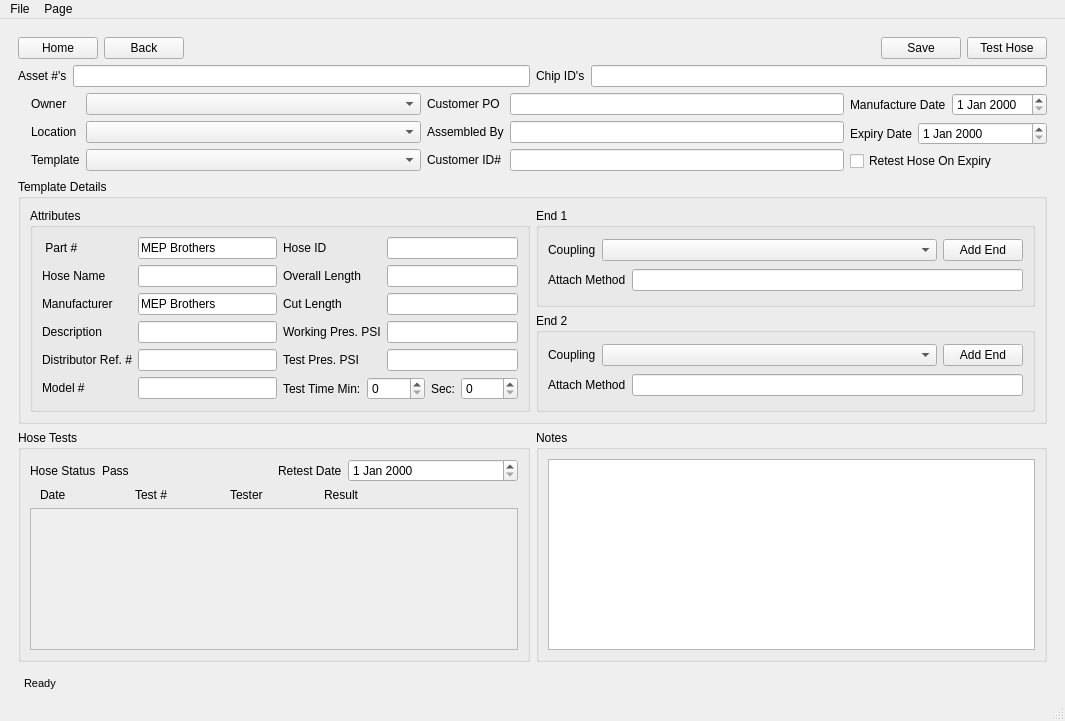
This is hosetracker.ui in aravynn/Hose-Control as Qt 5 draws it before an edit. The edited form follows.
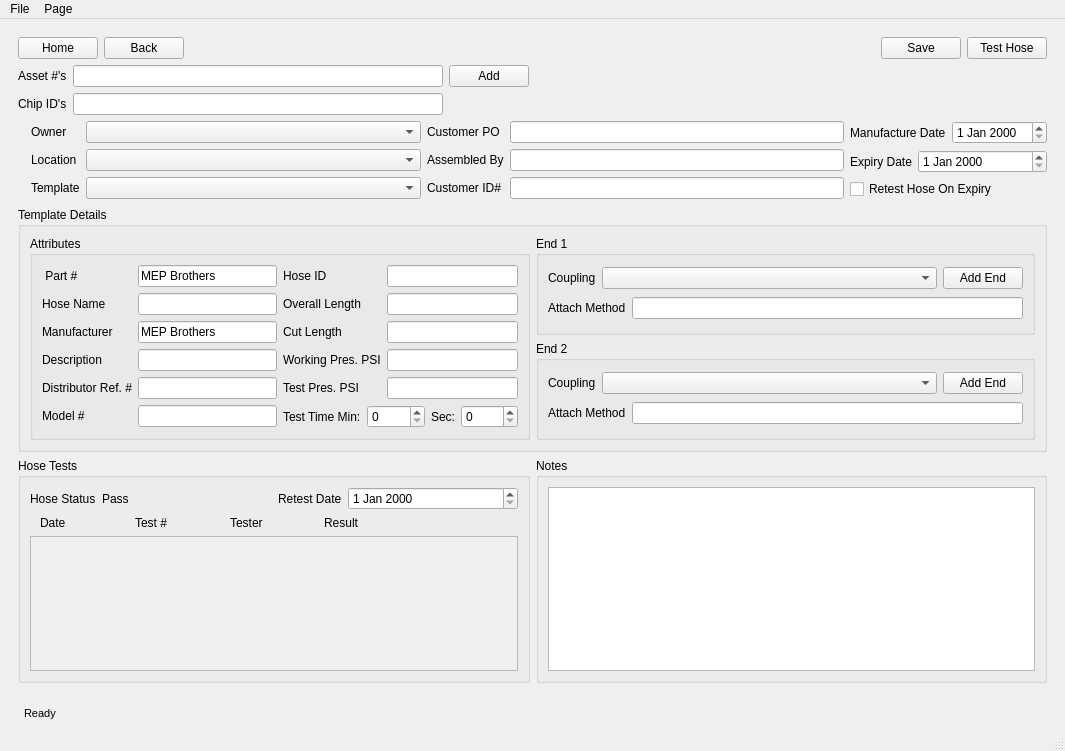
This is the edited form. The open tabs and pages were chosen to show the change.

```diff
--- a/hosetracker.ui
+++ b/hosetracker.ui
@@ -7,7 +7,7 @@
     <x>0</x>
     <y>0</y>
     <width>1065</width>
-    <height>710</height>
+    <height>751</height>
    </rect>
   </property>
   <property name="windowTitle">
@@ -2300,7 +2300,7 @@
        </layout>
       </widget>
       <widget class="QWidget" name="AddHose">
-       <layout class="QVBoxLayout" name="verticalLayout_30">
+       <layout class="QVBoxLayout" name="verticalLayout_6">
         <item>
          <layout class="QHBoxLayout" name="horizontalLayout_49">
           <item>
@@ -2347,27 +2347,73 @@
          </layout>
         </item>
         <item>
-         <layout class="QHBoxLayout" name="horizontalLayout_61">
+         <layout class="QHBoxLayout" name="horizontalLayout_12">
           <item>
-           <widget class="QLabel" name="label_93">
-            <property name="text">
-             <string>Asset #'s</string>
-            </property>
-           </widget>
+           <layout class="QVBoxLayout" name="verticalLayout_5">
+            <item>
+             <layout class="QHBoxLayout" name="horizontalLayout_11">
+              <item>
+               <widget class="QLabel" name="label_93">
+                <property name="text">
+                 <string>Asset #'s</string>
+                </property>
+               </widget>
+              </item>
+              <item>
+               <widget class="QLineEdit" name="AssetNumbers_AddHose"/>
+              </item>
+             </layout>
+            </item>
+            <item>
+             <layout class="QHBoxLayout" name="horizontalLayout_10">
+              <item>
+               <widget class="QLabel" name="label_94">
+                <property name="text">
+                 <string>Chip ID's</string>
+                </property>
+               </widget>
+              </item>
+              <item>
+               <widget class="QLineEdit" name="ChipIds_AddHose"/>
+              </item>
+             </layout>
+            </item>
+           </layout>
           </item>
           <item>
-           <widget class="QLineEdit" name="AssetNumbers_AddHose"/>
+           <layout class="QVBoxLayout" name="verticalLayout_30">
+            <item>
+             <widget class="QPushButton" name="AddAssetButton_AddHose">
+              <property name="text">
+               <string>Add</string>
+              </property>
+             </widget>
+            </item>
+            <item>
+             <widget class="QLabel" name="label_144">
+              <property name="text">
+               <string/>
+              </property>
+             </widget>
+            </item>
+           </layout>
           </item>
           <item>
-           <widget class="QLabel" name="label_94">
+           <widget class="QLabel" name="AssetList_AddHose">
+            <property name="minimumSize">
+             <size>
+              <width>512</width>
+              <height>0</height>
+             </size>
+            </property>
             <property name="text">
-             <string>Chip ID's</string>
+             <string>&lt;None Added&gt;</string>
             </property>
+            <property name="alignment">
+             <set>Qt::AlignLeading|Qt::AlignLeft|Qt::AlignTop</set>
+            </property>
            </widget>
           </item>
-          <item>
-           <widget class="QLineEdit" name="ChipIds_AddHose"/>
-          </item>
          </layout>
         </item>
         <item>
@@ -2999,8 +3045,8 @@
                  <rect>
                   <x>0</x>
                   <y>0</y>
-                  <width>98</width>
-                  <height>28</height>
+                  <width>489</width>
+                  <height>111</height>
                  </rect>
                 </property>
                 <layout class="QGridLayout" name="gridLayout_12">
```
Left out of the diff: 54 changed lines with no effect on the pictures.
